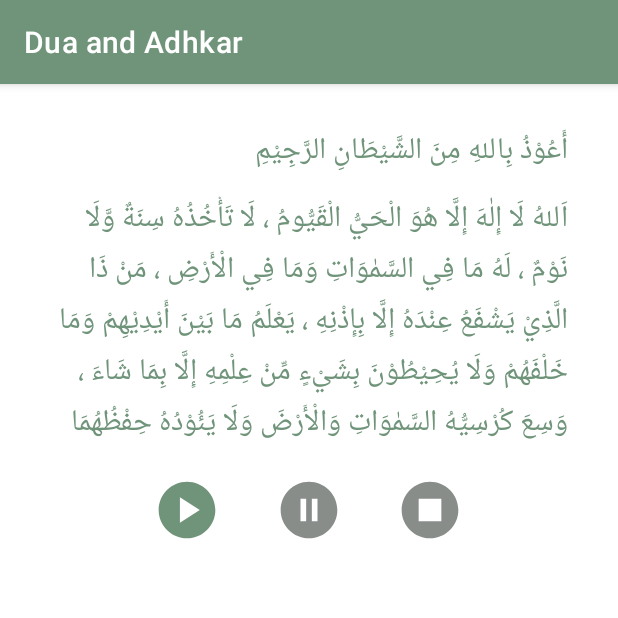
After one commit to mostafaibrahim24/dua-and-adhkar-app, an Android app: the MorningAdhkarActivity screen opened directly, with no data from a screen before it, on a phone screen of 412 x 824 dp, the top half of it. The commit adds this screen. Run offline under Robolectric (Android 15) with nearby library versions, the phone set to English and light mode, and no system bars; Roboto replaces fonts that are not available here.

Commit message:
[Initial] Add Morning Adhkar Activity (Intent,text, media player buttons and their enable/disable design of the UI)

```diff
--- a/app/src/main/AndroidManifest.xml
+++ b/app/src/main/AndroidManifest.xml
@@ -12,6 +12,9 @@
         android:theme="@style/Theme.Duaandadhkar"
         tools:targetApi="31">
         <activity
+            android:name=".MorningAdhkarActivity"
+            android:exported="false" />
+        <activity
             android:name=".MainActivity"
             android:exported="true">
             <intent-filter>
@@ -20,6 +23,7 @@
                 <category android:name="android.intent.category.LAUNCHER" />
             </intent-filter>
         </activity>
+
         <meta-data
             android:name="preloaded_fonts"
             android:resource="@array/preloaded_fonts" />
--- /dev/null
+++ b/app/src/main/res/drawable/baseline_pause_circle_45.xml
@@ -0,0 +1,5 @@
+<vector android:height="45dp" android:tint="#6F947A"
+    android:viewportHeight="24" android:viewportWidth="24"
+    android:width="45dp" xmlns:android="http://schemas.android.com/apk/res/android">
+    <path android:fillColor="@android:color/white" android:pathData="M12,2C6.48,2 2,6.48 2,12s4.48,10 10,10s10,-4.48 10,-10S17.52,2 12,2zM11,16H9V8h2V16zM15,16h-2V8h2V16z"/>
+</vector>
--- /dev/null
+++ b/app/src/main/res/drawable/baseline_pause_circle_disable_45.xml
@@ -0,0 +1,5 @@
+<vector android:height="45dp" android:tint="#888D8A"
+    android:viewportHeight="24" android:viewportWidth="24"
+    android:width="45dp" xmlns:android="http://schemas.android.com/apk/res/android">
+    <path android:fillColor="@android:color/white" android:pathData="M12,2C6.48,2 2,6.48 2,12s4.48,10 10,10s10,-4.48 10,-10S17.52,2 12,2zM11,16H9V8h2V16zM15,16h-2V8h2V16z"/>
+</vector>
--- /dev/null
+++ b/app/src/main/res/drawable/baseline_play_circle_45.xml
@@ -0,0 +1,5 @@
+<vector android:height="45dp" android:tint="#6F947A"
+    android:viewportHeight="24" android:viewportWidth="24"
+    android:width="45dp" xmlns:android="http://schemas.android.com/apk/res/android">
+    <path android:fillColor="@android:color/white" android:pathData="M12,2C6.48,2 2,6.48 2,12s4.48,10 10,10s10,-4.48 10,-10S17.52,2 12,2zM9.5,16.5v-9l7,4.5L9.5,16.5z"/>
+</vector>
--- /dev/null
+++ b/app/src/main/res/drawable/baseline_play_circle_disable_45.xml
@@ -0,0 +1,5 @@
+<vector android:height="45dp" android:tint="#888D8A"
+    android:viewportHeight="24" android:viewportWidth="24"
+    android:width="45dp" xmlns:android="http://schemas.android.com/apk/res/android">
+    <path android:fillColor="@android:color/white" android:pathData="M12,2C6.48,2 2,6.48 2,12s4.48,10 10,10s10,-4.48 10,-10S17.52,2 12,2zM9.5,16.5v-9l7,4.5L9.5,16.5z"/>
+</vector>
--- /dev/null
+++ b/app/src/main/res/drawable/baseline_stop_circle_45.xml
@@ -0,0 +1,5 @@
+<vector android:height="45dp" android:tint="#6F947A"
+    android:viewportHeight="24" android:viewportWidth="24"
+    android:width="45dp" xmlns:android="http://schemas.android.com/apk/res/android">
+    <path android:fillColor="@android:color/white" android:pathData="M12,2C6.48,2 2,6.48 2,12c0,5.52 4.48,10 10,10s10,-4.48 10,-10C22,6.48 17.52,2 12,2zM16,16H8V8h8V16z"/>
+</vector>
--- /dev/null
+++ b/app/src/main/res/drawable/baseline_stop_circle_disable_45.xml
@@ -0,0 +1,5 @@
+<vector android:height="45dp" android:tint="#888D8A"
+    android:viewportHeight="24" android:viewportWidth="24"
+    android:width="45dp" xmlns:android="http://schemas.android.com/apk/res/android">
+    <path android:fillColor="@android:color/white" android:pathData="M12,2C6.48,2 2,6.48 2,12c0,5.52 4.48,10 10,10s10,-4.48 10,-10C22,6.48 17.52,2 12,2zM16,16H8V8h8V16z"/>
+</vector>
--- a/app/src/main/res/font/almarai_light.xml
+++ b/app/src/main/res/font/noto_sans.xml
@@ -2,6 +2,6 @@
 <font-family xmlns:app="http://schemas.android.com/apk/res-auto"
         app:fontProviderAuthority="com.google.android.gms.fonts"
         app:fontProviderPackage="com.google.android.gms"
-        app:fontProviderQuery="name=Almarai&amp;weight=300"
+        app:fontProviderQuery="Noto Sans"
         app:fontProviderCerts="@array/com_google_android_gms_fonts_certs">
 </font-family>
--- /dev/null
+++ b/app/src/main/res/layout/activity_morning_adhkar_activity.xml
@@ -0,0 +1,78 @@
+<?xml version="1.0" encoding="utf-8"?>
+<androidx.constraintlayout.widget.ConstraintLayout xmlns:android="http://schemas.android.com/apk/res/android"
+    xmlns:app="http://schemas.android.com/apk/res-auto"
+    xmlns:tools="http://schemas.android.com/tools"
+    android:layout_width="match_parent"
+    android:layout_height="match_parent"
+    tools:context=".MorningAdhkarActivity">
+
+    <TextView
+        android:id="@+id/textView1_1"
+        android:layout_width="351dp"
+        android:layout_height="33dp"
+        android:layout_marginTop="28dp"
+        android:fontFamily="sans-serif-condensed"
+        android:text="@string/morning_adhkar_1_1"
+        android:textColor="@color/app_main_color"
+        android:textSize="20sp"
+        app:layout_constraintEnd_toEndOf="parent"
+        app:layout_constraintHorizontal_bias="0.45"
+        app:layout_constraintStart_toStartOf="parent"
+        app:layout_constraintTop_toTopOf="parent" />
+
+    <ImageButton
+        android:id="@+id/playButton01"
+        android:layout_width="wrap_content"
+        android:layout_height="wrap_content"
+        android:layout_marginTop="12dp"
+        android:backgroundTint="#00FFFFFF"
+        android:contentDescription="Play"
+        android:onClick="playAudio"
+        android:src="@drawable/baseline_play_circle_45"
+        app:layout_constraintEnd_toEndOf="parent"
+        app:layout_constraintHorizontal_bias="0.263"
+        app:layout_constraintStart_toStartOf="parent"
+        app:layout_constraintTop_toBottomOf="@+id/textView1_2" />
+
+    <ImageButton
+        android:id="@+id/pauseButton01"
+        android:layout_width="wrap_content"
+        android:layout_height="wrap_content"
+        android:layout_marginTop="12dp"
+        android:backgroundTint="#00FFFFFF"
+        android:contentDescription="Pause"
+        android:onClick="pauseAudio"
+        android:src="@drawable/baseline_pause_circle_45"
+        app:layout_constraintEnd_toEndOf="parent"
+        app:layout_constraintStart_toStartOf="parent"
+        app:layout_constraintTop_toBottomOf="@+id/textView1_2" />
+
+    <ImageButton
+        android:id="@+id/stopButton01"
+        android:layout_width="wrap_content"
+        android:layout_height="wrap_content"
+        android:layout_marginTop="12dp"
+        android:backgroundTint="#00FFFFFF"
+        android:contentDescription="Stop"
+        android:onClick="stopAudio"
+        android:src="@drawable/baseline_stop_circle_45"
+        app:layout_constraintEnd_toEndOf="parent"
+        app:layout_constraintHorizontal_bias="0.736"
+        app:layout_constraintStart_toStartOf="parent"
+        app:layout_constraintTop_toBottomOf="@+id/textView1_2" />
+
+    <TextView
+        android:id="@+id/textView1_2"
+        android:layout_width="347dp"
+        android:layout_height="166dp"
+        android:layout_marginTop="12dp"
+        android:fontFamily="sans-serif-condensed"
+        android:text="@string/morning_adhkar_1_2"
+        android:textColor="@color/app_main_color"
+        android:textSize="20sp"
+        app:layout_constraintEnd_toEndOf="parent"
+        app:layout_constraintHorizontal_bias="0.484"
+        app:layout_constraintStart_toStartOf="parent"
+        app:layout_constraintTop_toBottomOf="@+id/textView1_1" />
+
+</androidx.constraintlayout.widget.ConstraintLayout>
--- a/app/src/main/res/values/preloaded_fonts.xml
+++ b/app/src/main/res/values/preloaded_fonts.xml
@@ -7,5 +7,6 @@
         <item>@font/gothic_a1_semibold</item>
         <item>@font/gothic_a1_thin</item>
         <item>@font/montserrat</item>
+        <item>@font/noto_sans</item>
     </array>
 </resources>
--- a/app/src/main/res/values/strings.xml
+++ b/app/src/main/res/values/strings.xml
@@ -7,4 +7,11 @@
     <string name="ruquiya">Ruquiya</string>
     <string name="missed_procedure">Missed Rak\'ah Procedure</string>
     <string name="hajj_and_umrah">Hajj and Umrah</string>
+
+    <string name="morning_adhkar_1_1">
+أَعُوْذُ بِاللهِ مِنَ الشَّيْطَانِ الرَّجِيْمِ
+    </string>
+    <string name="morning_adhkar_1_2">
+اَللهُ لَا إِلٰهَ إِلَّا هُوَ الْحَيُّ الْقَيُّومُ ، لَا تَأْخُذُهُ سِنَةٌ وَّلَا نَوْمٌ ، لَهُ مَا فِي السَّمٰوَاتِ وَمَا فِي الْأَرْضِ ، مَنْ ذَا الَّذِيْ يَشْفَعُ عِنْدَهُ إِلَّا بِإِذْنِهِ ، يَعْلَمُ مَا بَيْنَ أَيْدِيْهِمْ وَمَا خَلْفَهُمْ وَلَا يُحِيْطُوْنَ بِشَيْءٍ مِّنْ عِلْمِهِ إِلَّا بِمَا شَاءَ ، وَسِعَ كُرْسِيُّهُ السَّمٰوَاتِ وَالْأَرْضَ وَلَا يَئُوْدُهُ حِفْظُهُمَا وَهُوَ الْعَلِيُّ الْعَظِيْمُ
+    </string>
 </resources>
--- a/app/src/main/res/values/themes.xml
+++ b/app/src/main/res/values/themes.xml
@@ -4,7 +4,7 @@
         <!-- Primary brand color. -->
         <item name="colorPrimary">@color/app_main_color</item>
         <item name="colorPrimaryVariant">@color/app_main_color</item>
-        <item name="colorOnPrimary">@color/app_main_color</item>
+        <item name="colorOnPrimary">@color/white</item>
         <!-- Secondary brand color. -->
         <item name="colorSecondary">@color/app_main_color</item>
         <item name="colorSecondaryVariant">@color/app_main_color</item>
```
Also changed, not shown: app/src/main/java/com/example/duaandadhkar/MainActivity.java (+7 -0 lines), app/src/main/java/com/example/duaandadhkar/MorningAdhkarActivity.java (added, +114 -0 lines), app/src/main/res/layout/activity_main.xml (+8 -7 lines).
